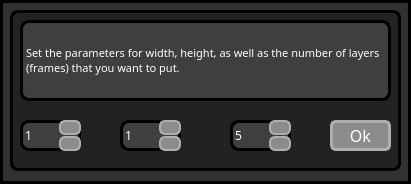
The window that mainwindow.ui (NBK-CSC/for-factorio) describes before a commit, drawn with Qt 5.
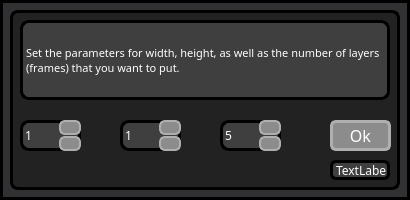
The same window after the commit. Icons and pictures are not drawn.

Patch:
```diff
--- a/mainwindow.ui
+++ b/mainwindow.ui
@@ -6,8 +6,8 @@
    <rect>
     <x>0</x>
     <y>0</y>
-    <width>411</width>
-    <height>184</height>
+    <width>410</width>
+    <height>200</height>
    </rect>
   </property>
   <property name="windowTitle">
@@ -43,8 +43,8 @@
      <rect>
       <x>10</x>
       <y>10</y>
-      <width>391</width>
-      <height>161</height>
+      <width>390</width>
+      <height>180</height>
      </rect>
     </property>
     <property name="focusPolicy">
@@ -67,8 +67,8 @@
       <rect>
        <x>10</x>
        <y>10</y>
-       <width>371</width>
-       <height>81</height>
+       <width>370</width>
+       <height>80</height>
       </rect>
      </property>
      <property name="baseSize">
@@ -399,7 +399,7 @@
      <widget class="QSpinBox" name="number_of_layers">
       <property name="geometry">
        <rect>
-        <x>210</x>
+        <x>200</x>
         <y>30</y>
         <width>61</width>
         <height>31</height>
@@ -492,13 +492,44 @@
        <number>1</number>
       </property>
       <property name="maximum">
-       <number>10</number>
+       <number>32</number>
       </property>
       <property name="value">
        <number>5</number>
       </property>
      </widget>
     </widget>
+    <widget class="QLabel" name="label_for_version">
+     <property name="geometry">
+      <rect>
+       <x>320</x>
+       <y>150</y>
+       <width>60</width>
+       <height>20</height>
+      </rect>
+     </property>
+     <property name="font">
+      <font>
+       <family>OCR A Extended</family>
+      </font>
+     </property>
+     <property name="styleSheet">
+      <string notr="true">QWidget{
+  color:white;
+  background : #403F40;
+  background : rgba(64, 63, 64, 1);
+  border-style : Solid;
+  border-color : #000000;
+  border-color : rgba(0, 0, 0, 1);
+  border-width : 3px;
+  border-radius : 6px;
+}
+</string>
+     </property>
+     <property name="text">
+      <string>TextLabel</string>
+     </property>
+    </widget>
    </widget>
   </widget>
  </widget>
```
Left out of the diff: 33 changed lines with no effect on the pictures.
